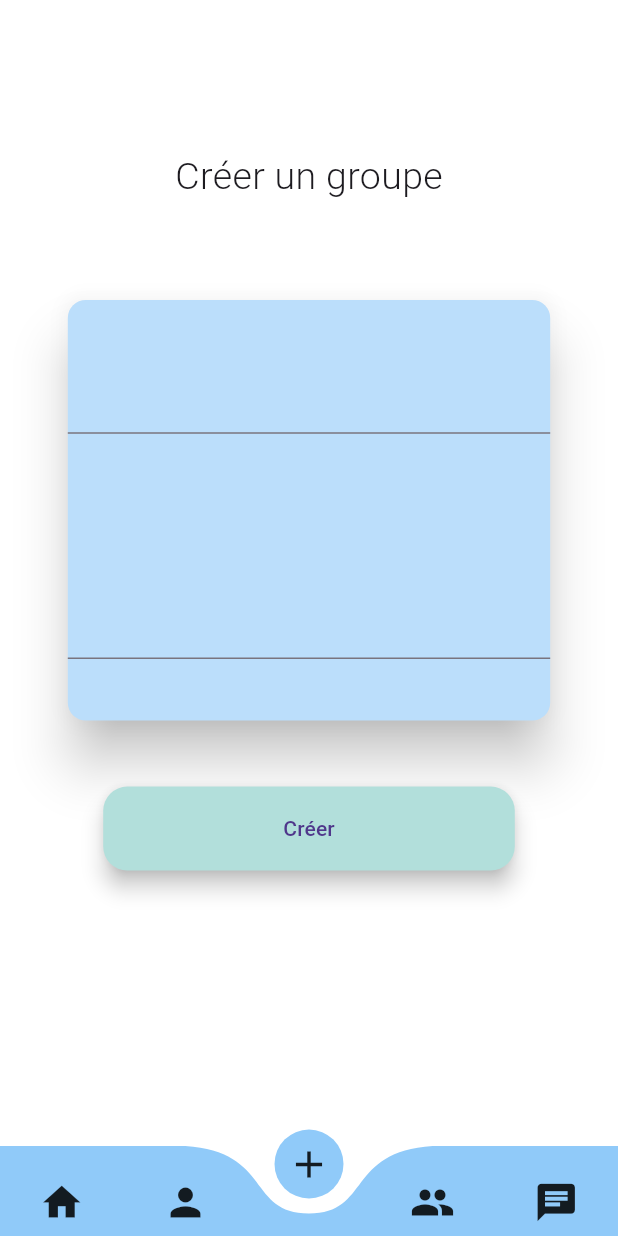
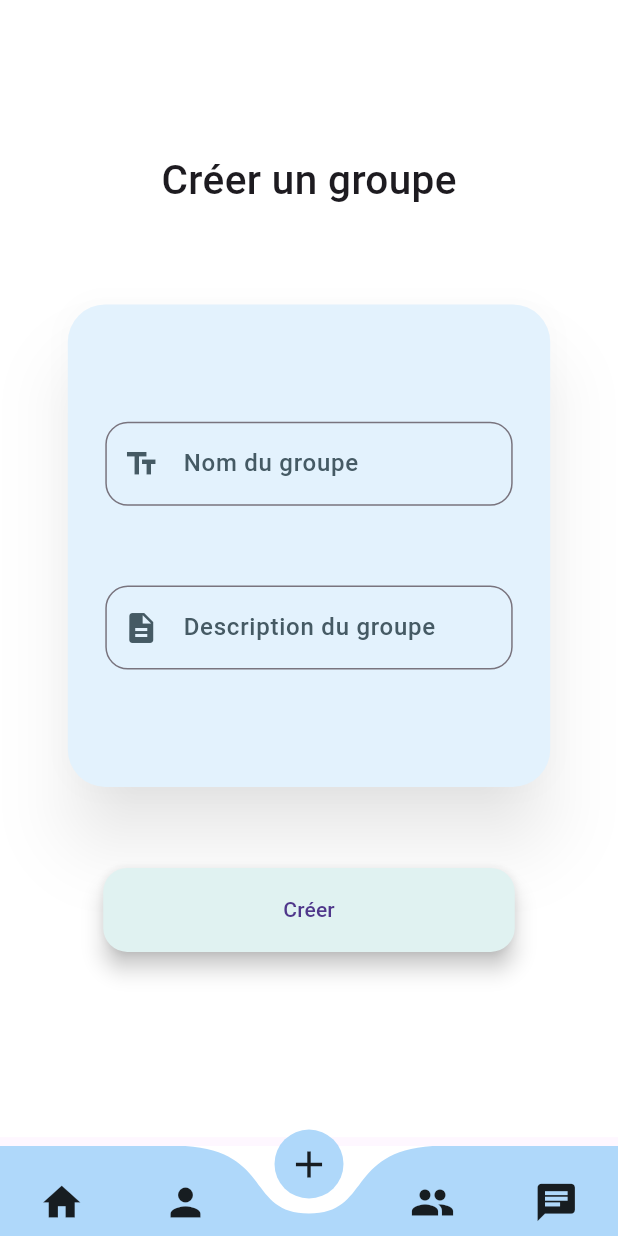
Before and after one commit to Samuel-Leveille/secret_santa, a Flutter app: the BottomBar screen opened directly, item 3 of the bottom bar chosen, on a phone screen of 412 x 824 dp. Run offline on Flutter 3.47's test engine with Material 3 defaults, Android fonts, the phone set to English and light mode, and no system bars; drawn by our look-alikes of curved_navigation_bar; our stand-ins replace cloud_firestore, firebase_auth, firebase_core, firebase_storage, image_picker; missing offline and left inert: dart:ffi; accounts and stored records are empty.

Commit message:
Amélioration de la page de création de groupe

```diff
--- a/secret_santa/lib/components/bottom_bar.dart
+++ b/secret_santa/lib/components/bottom_bar.dart
@@ -35,8 +35,8 @@ class _BottomBarState extends State<BottomBar> {
       body: _pages[_selectedPageIndex],
       bottomNavigationBar: CurvedNavigationBar(
         backgroundColor: Colors.white,
-        color: Colors.blue.shade200,
-        buttonBackgroundColor: Colors.blue[200]!,
+        color: const Color.fromARGB(255, 175, 216, 250),
+        buttonBackgroundColor: const Color.fromARGB(255, 175, 216, 250),
         height: 60,
         items: const <Widget>[
           Icon(Icons.home, size: 30),
--- a/secret_santa/lib/pages/add_group_page.dart
+++ b/secret_santa/lib/pages/add_group_page.dart
@@ -17,7 +17,10 @@ class _AddGroupPageState extends State<AddGroupPage> {
     return Scaffold(
       body: GestureDetector(
         onTap: () => FocusManager.instance.primaryFocus?.unfocus(),
+        child: SingleChildScrollView(
           child: Container(
+            width: MediaQuery.of(context).size.width * 1,
+            height: MediaQuery.of(context).size.height * 0.92,
             color: Colors.white,
             child: Align(
                 alignment: Alignment.topCenter,
@@ -28,39 +31,94 @@ class _AddGroupPageState extends State<AddGroupPage> {
                       child: Text(
                         "Créer un groupe",
                         style: TextStyle(
-                        fontWeight: FontWeight.w300,
-                        fontSize: 25,
+                          fontWeight: FontWeight.w500,
+                          fontSize: 27,
                         ),
                       ),
                     ),
                     Container(
                       width: MediaQuery.of(context).size.width * 0.8,
-                    height: MediaQuery.of(context).size.height * 0.35,
+                      height: MediaQuery.of(context).size.height * 0.40,
                       child: Card(
-                      elevation: 15,
-                      color: Colors.blue[100],
+                        elevation: 20,
+                        shape: RoundedRectangleBorder(
+                          borderRadius: BorderRadius.circular(25),
+                        ),
+                        color: Colors.blue[50],
+                        shadowColor: Colors.black45,
+                        child: Padding(
+                          padding: const EdgeInsets.all(25.0),
                           child: Column(
                             mainAxisAlignment: MainAxisAlignment.spaceEvenly,
                             children: [
                               TextFormField(
                                 controller: nameController,
+                                decoration: InputDecoration(
+                                  labelText: 'Nom du groupe',
+                                  labelStyle: TextStyle(
+                                    fontSize: 16,
+                                    fontWeight: FontWeight.w500,
+                                    color: Colors.blueGrey[700],
                                   ),
-                          const SizedBox(
-                            height: 20,
+                                  prefixIcon: Icon(
+                                    Icons.text_fields,
+                                    color: Colors.blueGrey[700],
                                   ),
-                          TextField(
+                                  border: OutlineInputBorder(
+                                    borderRadius: BorderRadius.circular(15),
+                                    borderSide: BorderSide(
+                                      color: Colors.blueGrey.shade300,
+                                    ),
+                                  ),
+                                  focusedBorder: OutlineInputBorder(
+                                    borderRadius: BorderRadius.circular(15),
+                                    borderSide: const BorderSide(
+                                      color: Colors.blue,
+                                    ),
+                                  ),
+                                ),
+                              ),
+                              TextFormField(
+                                keyboardType: TextInputType.multiline,
+                                minLines: 1,
+                                maxLines: 5,
                                 controller: descriptionController,
+                                decoration: InputDecoration(
+                                  labelText: 'Description du groupe',
+                                  labelStyle: TextStyle(
+                                    fontSize: 16,
+                                    fontWeight: FontWeight.w500,
+                                    color: Colors.blueGrey[700],
+                                  ),
+                                  prefixIcon: Icon(
+                                    Icons.description,
+                                    color: Colors.blueGrey[700],
+                                  ),
+                                  border: OutlineInputBorder(
+                                    borderRadius: BorderRadius.circular(15),
+                                    borderSide: BorderSide(
+                                      color: Colors.blueGrey.shade300,
+                                    ),
+                                  ),
+                                  focusedBorder: OutlineInputBorder(
+                                    borderRadius: BorderRadius.circular(15),
+                                    borderSide: const BorderSide(
+                                      color: Colors.blue,
+                                    ),
+                                  ),
+                                ),
                               ),
                             ],
                           ),
                         ),
                       ),
+                    ),
                     const SizedBox(
-                    height: 40,
+                      height: 50,
                     ),
                     FloatingActionButton.extended(
                       onPressed: () {},
-                    backgroundColor: Colors.teal[100],
+                      backgroundColor: Colors.teal[50],
                       extendedPadding:
                           const EdgeInsets.only(left: 120, right: 120),
                       label: const Text("Créer"),
@@ -69,6 +127,7 @@ class _AddGroupPageState extends State<AddGroupPage> {
                 )),
           ),
         ),
+      ),
     );
   }
 }
```
Lines whose indentation alone changed are shown as unchanged.
